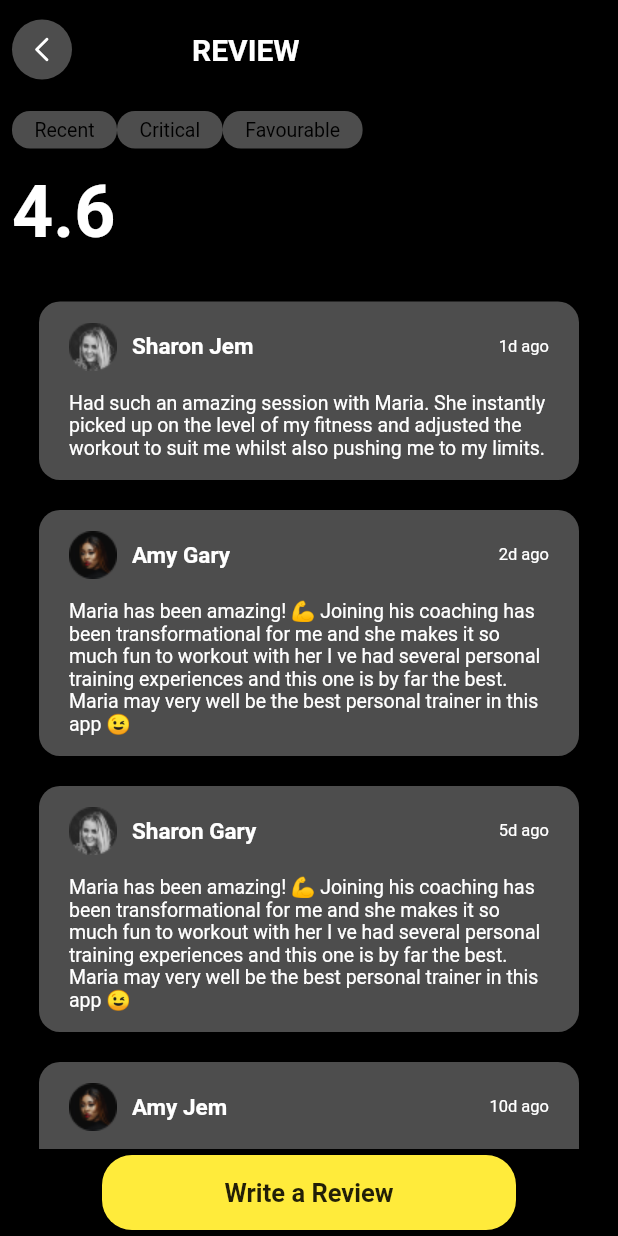
After one commit to Dharmeshkatariya/figmadesign, a Flutter app: the screen it shows after launch, after a tap on "Screen 7", on a phone screen of 412 x 824 dp. The commit adds this screen. Run offline on Flutter 3.47's test engine with Material 2 defaults, Android fonts, the phone set to English and light mode, and no system bars; our stand-ins replace carousel_slider, flutter_svg.

Commit message:
screen7 work done

```diff
--- a/lib/common.dart
+++ b/lib/common.dart
@@ -1,6 +1,7 @@
 import 'package:figmadesign/model/artdata.dart';
 import 'package:figmadesign/model/cardata.dart';
 import 'package:figmadesign/model/contactdata.dart';
+import 'package:figmadesign/model/reviewdata.dart';
 import 'package:figmadesign/model/userdata.dart';
 import 'package:figmadesign/model/vegatable.dart';
 import 'package:flutter/cupertino.dart';
@@ -190,4 +191,28 @@ class Common {
     }
     return vegList;
   }
+
+  List<Review> reviewData(){
+    List<Review> reviewList = [];
+
+    var image = ["assets/screen7/icon/g.png","assets/screen7/icon/g1.png","assets/screen7/icon/g.png","assets/screen7/icon/g1.png"];
+    var name = ["Sharon Jem","Amy Gary","Sharon Gary","Amy Jem"];
+    var time= ["1d ago","2d ago","5d ago","10d ago"];
+    var desc = ["Had such an amazing session with Maria. She instantly picked up on the level of my fitness and adjusted the workout to suit me whilst also pushing me to my limits.",
+    "Maria has been amazing! 💪 Joining his coaching has been transformational for me and she makes it so much fun to workout with her I ve had several personal training experiences and this one is by far the best. Maria may very well be the best personal trainer in this app 😉",
+      "Maria has been amazing! 💪 Joining his coaching has been transformational for me and she makes it so much fun to workout with her I ve had several personal training experiences and this one is by far the best. Maria may very well be the best personal trainer in this app 😉",
+      "Had such an amazing session with Maria. She instantly picked up on the level of my fitness and adjusted the workout to suit me whilst also pushing me to my limits."
+    ];
+    for(int i=0;i<image.length;i++){
+      Review review = Review();
+      review.uName = name[i];
+      review.uImage = image[i];
+      review.discrption = desc[i];
+      review.uTime = time[i];
+
+      reviewList.add(review);
+    }
+
+    return reviewList;
+  }
 }
--- a/lib/main.dart
+++ b/lib/main.dart
@@ -4,6 +4,7 @@ import 'package:figmadesign/screen3page/screen3page.dart';
 import 'package:figmadesign/screen4.dart';
 import 'package:figmadesign/screen5/screen5.dart';
 import 'package:figmadesign/screen6/screen6.dart';
+import 'package:figmadesign/screen7/reviewpage.dart';
 import 'package:flutter/material.dart';
 
 void main() {
@@ -87,7 +88,13 @@ class _MyHomePageState extends State<MyHomePage> {
                   MaterialPageRoute(builder: (context) => const FoodPage()),
                 );
               }),
-              _customWidget(text: "Screen 7"),
+              _customWidget(text: "Screen 7",onTap: (){
+
+                Navigator.push(
+                  context,
+                  MaterialPageRoute(builder: (context) => const ReviewPage()),
+                );
+              }),
               _customWidget(text: "Screen 8"),
               _customWidget(text: "Screen 9"),
             ],
--- /dev/null
+++ b/lib/model/reviewdata.dart
@@ -0,0 +1,10 @@
+class Review{
+  Review();
+
+  late String uName;
+  late String uImage;
+  late String uTime ;
+  late String discrption;
+
+
+}
--- a/lib/screen6/screen6.dart
+++ b/lib/screen6/screen6.dart
@@ -64,7 +64,7 @@ class _FoodPageState extends State<FoodPage> {
                     child: Container(
                       padding: const EdgeInsets.symmetric(
                           vertical: 15, horizontal: 10),
-                      decoration: BoxDecoration(
+                      decoration: const BoxDecoration(
                         color: Colors.white,
                         shape: BoxShape.circle
                       ),
--- /dev/null
+++ b/lib/screen7/reviewpage.dart
@@ -0,0 +1,203 @@
+import 'package:figmadesign/common.dart';
+import 'package:figmadesign/model/reviewdata.dart';
+import 'package:flutter/material.dart';
+import 'package:flutter_svg/flutter_svg.dart';
+
+class ReviewPage extends StatefulWidget {
+  const ReviewPage({Key? key}) : super(key: key);
+
+  @override
+  State<ReviewPage> createState() => _ReviewPageState();
+}
+
+class _ReviewPageState extends State<ReviewPage> {
+  @override
+  void initState() {
+    // TODO: implement initState
+    rList = Common().reviewData();
+    super.initState();
+  }
+
+  List<Review> rList = [];
+  bool isSelected = false;
+
+  bool isCritical = false;
+  bool isfav = false;
+
+  @override
+  Widget build(BuildContext context) {
+    return Scaffold(
+      body: SafeArea(
+        child: Container(
+          padding: const EdgeInsets.symmetric(horizontal: 8),
+          color: Colors.black,
+          child: Column(
+            children: [
+              _reviewRow(),
+              const SizedBox(height: 8),
+              _recentRow(),
+              const SizedBox(
+                height: 14,
+              ),
+              Row(
+                children: [
+                  Common.customText(
+                      text: "4.6",
+                      fontWeight: FontWeight.w600,
+                      fontSize: 48,
+                      color: Colors.white),
+                ],
+              ),
+              const SizedBox(
+                height: 14,
+              ),
+              Expanded(
+                child: ListView.builder(
+                    padding: const EdgeInsets.all(8),
+                    itemCount: rList.length,
+                    itemBuilder: (BuildContext context, int index) {
+                      return _listItem(index);
+                    }),
+              ),
+              Common.customContainer(
+                color: Colors.yellow,
+                borderRadius: BorderRadius.circular(20),
+                margin: const EdgeInsets.symmetric(vertical: 4, horizontal: 60),
+                padding:
+                    const EdgeInsets.symmetric(vertical: 15, horizontal: 20),
+                child: Common.customText(
+                    text: "Write a Review",
+                    fontWeight: FontWeight.w600,
+                    fontSize: 17),
+              ),
+            ],
+          ),
+        ),
+      ),
+    );
+  }
+
+  Widget _listItem(int index) {
+    Review review = rList[index];
+
+    return Container(
+      decoration: BoxDecoration(
+          borderRadius: BorderRadius.circular(14), color: Colors.white30),
+      padding: const EdgeInsets.symmetric(vertical: 14, horizontal: 20),
+      margin: const EdgeInsets.symmetric(vertical: 10, horizontal: 10),
+      child: Column(
+        children: [
+          Row(
+            children: [
+              Image.asset(review.uImage),
+              const SizedBox(
+                width: 10,
+              ),
+              Common.customText(
+                  text: review.uName,
+                  fontSize: 15,
+                  fontWeight: FontWeight.w600,
+                  color: Colors.white),
+              const Spacer(),
+              Common.customText(
+                  text: review.uTime,
+                  fontWeight: FontWeight.w400,
+                  fontSize: 11,
+                  color: Colors.white),
+            ],
+          ),
+          const SizedBox(
+            height: 14,
+          ),
+          Common.customText(
+              text: review.discrption,
+              fontSize: 13,
+              fontWeight: FontWeight.w400,
+              color: Colors.white),
+        ],
+      ),
+    );
+  }
+
+  Widget _recentRow() {
+    return Row(
+      children: [
+        GestureDetector(
+          onTap: () {
+            isSelected = !isSelected;
+            setState(() {});
+          },
+          child: Common.customContainer(
+            child: Common.customText(
+                text: "Recent",
+                color: Colors.black,
+                fontSize: 13,
+                fontWeight: FontWeight.w400),
+            color: isSelected ? Colors.yellow : Colors.white30,
+            borderRadius: BorderRadius.circular(12),
+            padding: const EdgeInsets.symmetric(vertical: 5, horizontal: 15),
+          ),
+        ),
+        GestureDetector(
+          onTap: () {
+            isCritical = !isCritical;
+            setState(() {});
+          },
+          child: Common.customContainer(
+            child: Common.customText(
+                text: "Critical",
+                color: Colors.black,
+                fontSize: 13,
+                fontWeight: FontWeight.w400),
+            color: isCritical ? Colors.yellow : Colors.white30,
+            borderRadius: BorderRadius.circular(12),
+            padding: const EdgeInsets.symmetric(vertical: 5, horizontal: 15),
+          ),
+        ),
+        GestureDetector(
+          onTap: () {
+            isfav = !isfav;
+            setState(() {});
+          },
+          child: Common.customContainer(
+            child: Common.customText(
+                text: "Favourable",
+                color: Colors.black,
+                fontSize: 13,
+                fontWeight: FontWeight.w400),
+            color: isfav ? Colors.yellow : Colors.white30,
+            borderRadius: BorderRadius.circular(12),
+            padding: const EdgeInsets.symmetric(vertical: 5, horizontal: 15),
+          ),
+        ),
+      ],
+    );
+  }
+
+  Widget _reviewRow() {
+    return Row(
+      children: [
+        GestureDetector(
+          onTap: () {
+            Navigator.pop(context);
+          },
+          child: Container(
+            margin: const EdgeInsets.symmetric(vertical: 10),
+            padding: const EdgeInsets.symmetric(vertical: 15, horizontal: 15),
+            decoration: const BoxDecoration(
+                color: Colors.white30, shape: BoxShape.circle),
+            child: SvgPicture.asset("assets/screen7/icon/b1.svg"),
+          ),
+        ),
+        const SizedBox(
+          width: 80,
+        ),
+        Common.customText(
+            text: "REVIEW",
+            fontWeight: FontWeight.w700,
+            fontSize: 20,
+            color: Colors.white)
+      ],
+    );
+  }
+}
--- a/pubspec.yaml
+++ b/pubspec.yaml
@@ -67,6 +67,7 @@ flutter:
     - assets/screen4/icon/
     - assets/screen5/icon/
     - assets/screen6/icon/
+    - assets/screen7/icon/
   #   - images/a_dot_ham.jpeg
 
   # An image asset can refer to one or more resolution-specific "variants", see
```
Also changed, not shown: assets/screen7/icon/b1.svg (added), assets/screen7/icon/g.png (added), assets/screen7/icon/g1.png (added).
